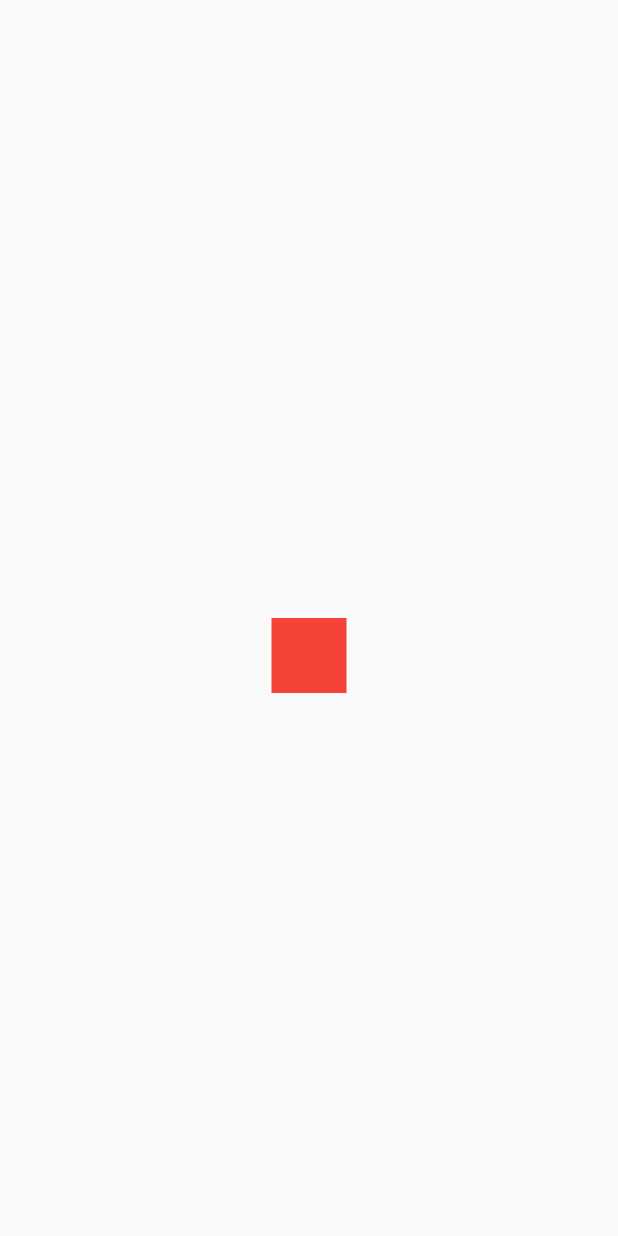
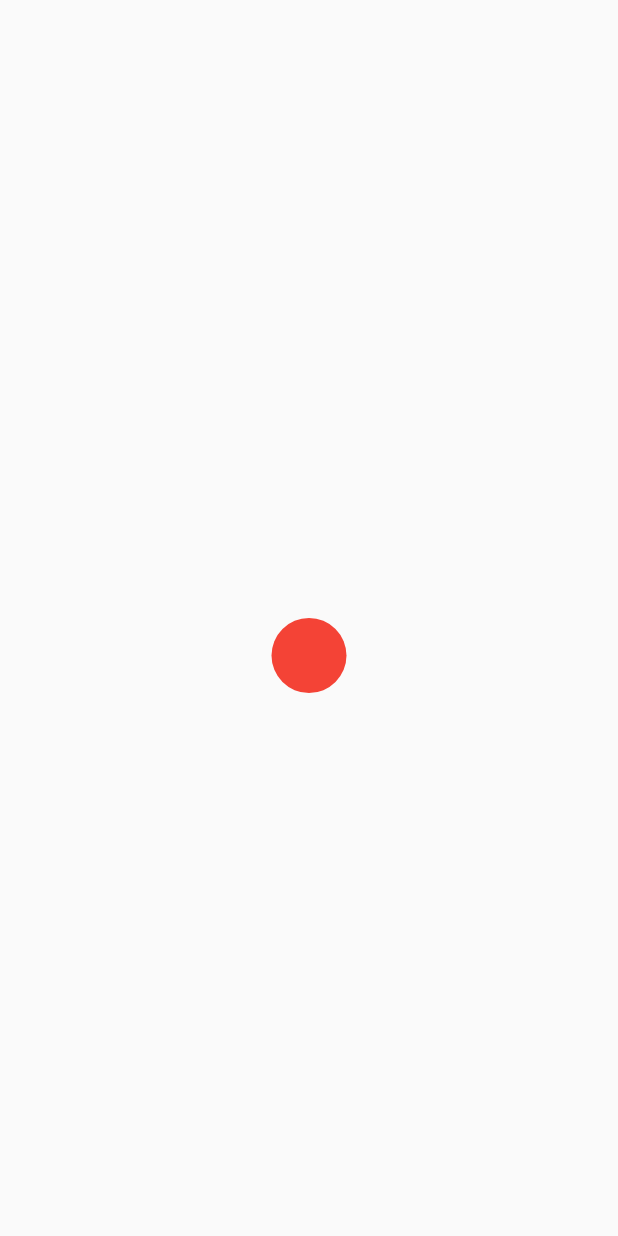
Before and after one commit to mujtabafromthedarkside/Elevated-Game, a Flutter app: the GamePage screen opened directly, on a phone screen of 412 x 824 dp. Run offline on Flutter 3.47's test engine with Material 2 defaults, Android fonts, the phone set to English and light mode, and no system bars; our stand-ins replace sensors.

Commit message:
square changed to circle, refactored
changed square to circle. I think it might make things easier compared to a rotating square. Let's see

made squareSize a local variable.

```diff
--- a/lib/main.dart
+++ b/lib/main.dart
@@ -67,16 +67,15 @@ class HomePage extends StatelessWidget {
 }
 
 class Square extends StatefulWidget {
-  final double size;
-
-  Square({required this.size});
+  const Square({super.key});
 
   @override
   _SquareState createState() => _SquareState();
 }
 
 class _SquareState extends State<Square> with SingleTickerProviderStateMixin {
-  late AnimationController _animationController;
+  double squareSize = 50;
+
   double _x = 0.0;                        //accelerometer x value
   double _xMax = 0.6;                     //this value results in maxVelocityX
   double velocityX = 0;
@@ -95,6 +94,7 @@ class _SquareState extends State<Square> with SingleTickerProviderStateMixin {
   late double screenWidth;
   late double screenHeight;
   bool gameStart = true;
+  late AnimationController _animationController;
   StreamSubscription<AccelerometerEvent>? _subscription;
 
 
@@ -111,7 +111,7 @@ class _SquareState extends State<Square> with SingleTickerProviderStateMixin {
     _animationController.addListener(
       () {
         // JUST FOR TESTING ONCE GAME IS COMPLETED, TURN + TO -
-        if ((centerY + widget.size / 2) > screenHeight) {
+        if ((centerY + squareSize / 2) > screenHeight) {
           _animationController.stop();
         }
       },
@@ -149,7 +149,7 @@ class _SquareState extends State<Square> with SingleTickerProviderStateMixin {
 
         velocityX = _x/_xMax * maxVelocityX;
         centerX += velocityX;
-        centerX = min(screenWidth - widget.size, centerX);
+        centerX = min(screenWidth - squareSize, centerX);
         centerX = max(0, centerX);
 
         centerY += velocityY;
@@ -188,8 +188,8 @@ class _SquareState extends State<Square> with SingleTickerProviderStateMixin {
       screenHeight -= padding.top;
 
       //square center
-      centerY = screenHeight/2;//- widget.size;
-      centerX = (screenWidth - widget.size)/2;
+      centerY = screenHeight/2;//- squareSize;
+      centerX = (screenWidth - squareSize)/2;
       print("x: $centerX, y: $centerY");
 
       // print(centerY);
@@ -208,9 +208,13 @@ class _SquareState extends State<Square> with SingleTickerProviderStateMixin {
                 animation: _animationController,
                 builder: (context, child) {
                   return Container(
-                        width: widget.size,
-                        height: widget.size,
-                        color: Colors.red,
+                        width: squareSize,
+                        height: squareSize,
+                        // color: Colors.red,
+                        decoration: const BoxDecoration(
+                          shape: BoxShape.circle,
+                          color: Colors.red,
+                        ),
                       );
                 },
               ),
@@ -228,8 +232,6 @@ class GamePage extends StatefulWidget {
 }
 
 class _GamePageState extends State<GamePage> {
-  double squareSize = 50;
-
   @override
   Widget build(BuildContext context) {
     return Scaffold(
@@ -237,7 +239,7 @@ class _GamePageState extends State<GamePage> {
       //   toolbarHeight: 100,
       //   title: const Text("Elevated Game"),
       // ),
-      body: Square(size: squareSize),
+      body: Square(),
     );
   }
 }
```
